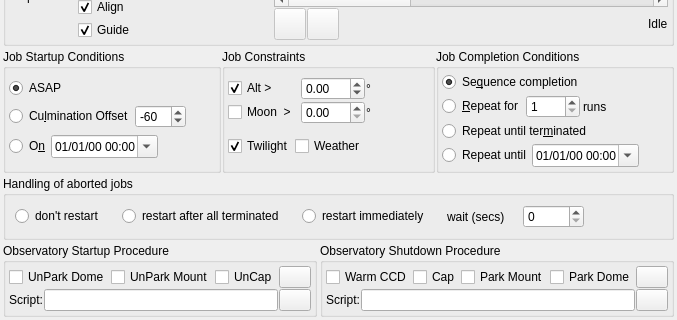
Above: kstars/ekos/scheduler/scheduler.ui from sterne-jaeger/kstars before the change; both pictures show x 0 to 677 and y 226 to 546 of the 677 by 546 pixel window. Below: the same form after it.
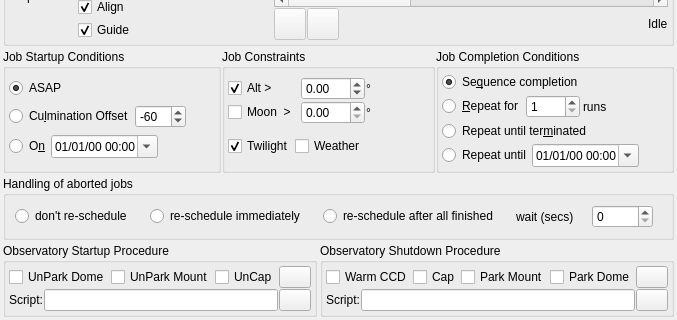
That is the form after the change. Custom widgets are drawn as their Qt base class.

Commit message: Re-scheduling with delay when all jobs are finished or aborted

Patch:
```diff
--- a/kstars/ekos/scheduler/scheduler.ui
+++ b/kstars/ekos/scheduler/scheduler.ui
@@ -1354,21 +1354,21 @@
       <item row="0" column="0" colspan="2">
        <widget class="QRadioButton" name="errorHandlingDontRestartButton">
         <property name="text">
-         <string>don't restart</string>
-        </property>
-       </widget>
-      </item>
-      <item row="0" column="3">
-       <widget class="QRadioButton" name="errorHandlingRestartImmediatelyButton">
-        <property name="text">
-         <string>restart immediately</string>
+         <string>don't re-schedule</string>
         </property>
        </widget>
       </item>
       <item row="0" column="2">
+       <widget class="QRadioButton" name="errorHandlingRestartImmediatelyButton">
+        <property name="text">
+         <string>re-schedule immediately</string>
+        </property>
+       </widget>
+      </item>
+      <item row="0" column="3">
        <widget class="QRadioButton" name="errorHandlingRestartAfterAllButton">
         <property name="text">
-         <string>restart after all terminated</string>
+         <string>re-schedule after all finished</string>
         </property>
        </widget>
       </item>
```
Left out of the diff: 4 changed lines with no effect on the pictures. The commit also changes 1 other file.
